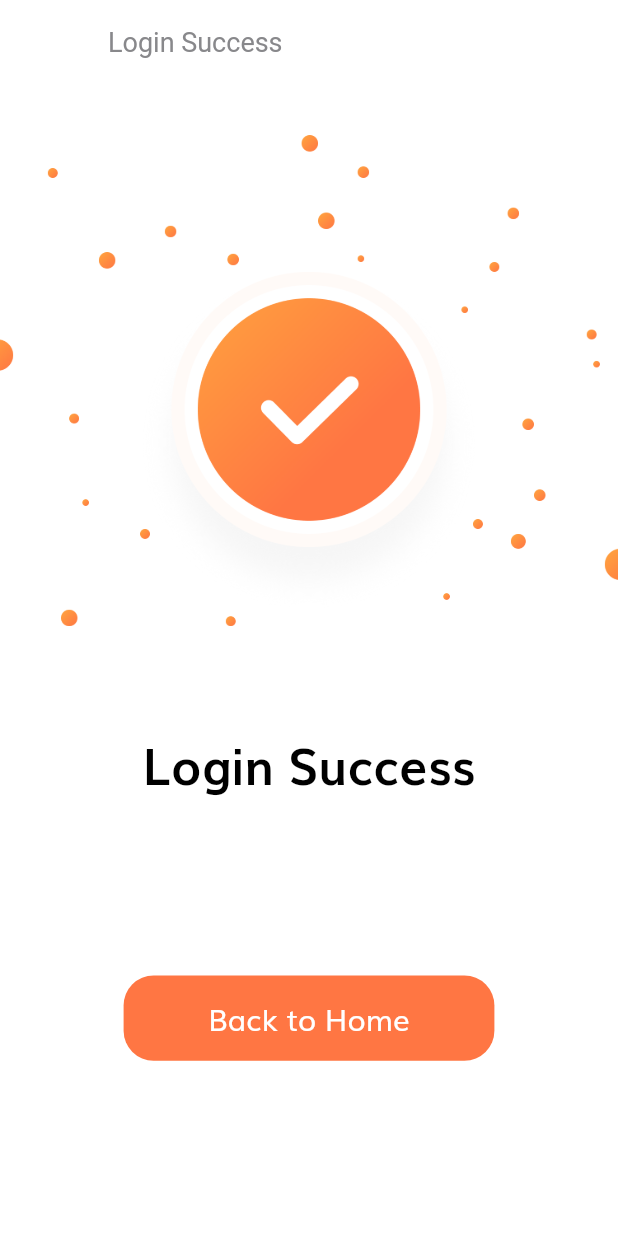
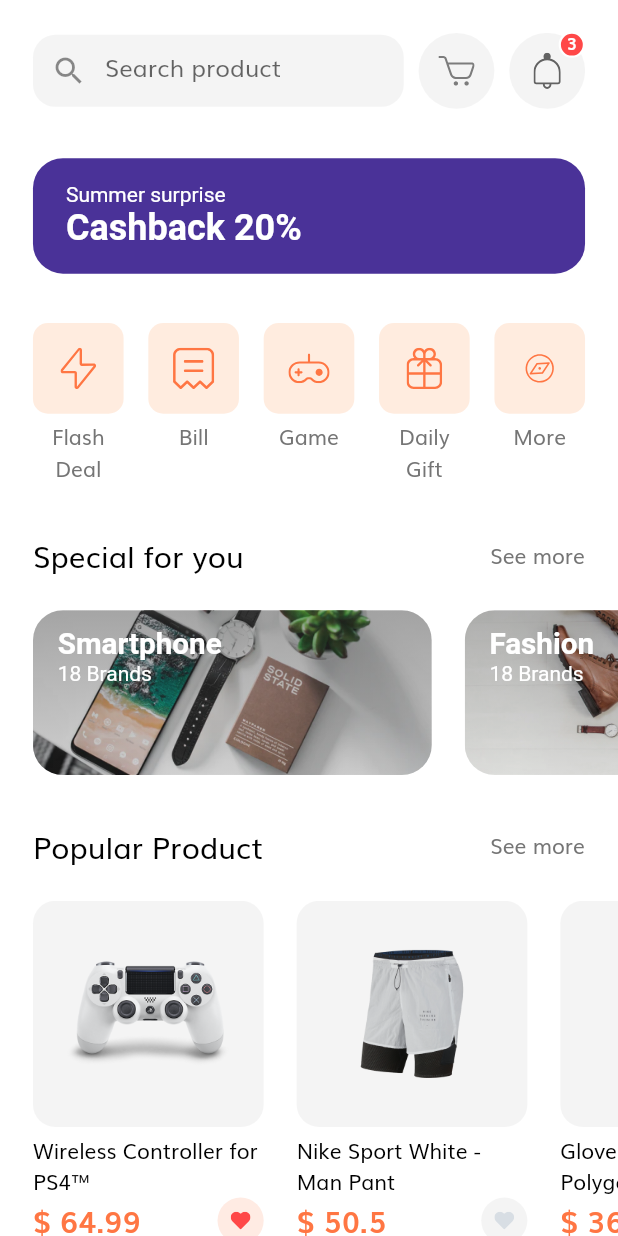
Before and after one commit to katicita/ecomerce_app, a Flutter app: the LoginSuccessScreen screen opened by its route, after a tap on "Back to Home", on a phone screen of 412 x 824 dp. Run offline on Flutter 3.47's test engine with Material 2 defaults, Android fonts, the phone set to English and light mode, and no system bars; our stand-ins replace flutter_svg.

Commit message:
task: Home Page. Search, list of product.

```diff
--- /dev/null
+++ b/lib/components/product_card.dart
@@ -0,0 +1,85 @@
+import 'package:flutter/material.dart';
+import 'package:flutter_svg/svg.dart';
+
+import '../constants.dart';
+import '../models/Product.dart';
+import '../size_config.dart';
+
+class ProductCar extends StatelessWidget {
+  const ProductCar({
+    Key? key,
+    this.width = 140,
+    this.aspecRatio = 1.02,
+    required this.product,
+  }) : super(key: key);
+
+  final double width, aspecRatio;
+  final Product product;
+
+  @override
+  Widget build(BuildContext context) {
+    return Padding(
+      padding: EdgeInsets.only(left: getProportionateScreenWidth(20)),
+      child: SizedBox(
+        width: getProportionateScreenWidth(140),
+        child: Column(
+          children: [
+            AspectRatio(
+              aspectRatio: 1.02,
+              child: Container(
+                padding: EdgeInsets.all(getProportionateScreenWidth(20)),
+                decoration: BoxDecoration(
+                  color: kSecondaryColor.withOpacity(0.1),
+                  borderRadius: BorderRadius.circular(15),
+                ),
+                child: Image.asset(product.images[0]),
+              ),
+            ),
+            const SizedBox(height: 5),
+            Text(
+              product.title,
+              style: TextStyle(
+                color: Colors.black,
+              ),
+              maxLines: 2,
+            ),
+            Row(
+              mainAxisAlignment: MainAxisAlignment.spaceBetween,
+              children: [
+                Text(
+                  '\$ ${product.price}',
+                  style: TextStyle(
+                    fontSize: getProportionateScreenWidth(18),
+                    fontWeight: FontWeight.w600,
+                    color: kPrimaryColor,
+                  ),
+                ),
+                InkWell(
+                  borderRadius: BorderRadius.circular(30),
+                  onTap: () {},
+                  child: Container(
+                    padding: EdgeInsets.all(getProportionateScreenWidth(8)),
+                    height: getProportionateScreenWidth(28),
+                    width: getProportionateScreenWidth(28),
+                    decoration: BoxDecoration(
+                      color: product.isFavourite
+                          ? kPrimaryColor.withOpacity(0.15)
+                          : kSecondaryColor.withOpacity(0.1),
+                      shape: BoxShape.circle,
+                    ),
+                    child: SvgPicture.asset(
+                      'assets/icons/Heart Icon_2.svg',
+                      color: product.isFavourite
+                          ? Color(0xFFFF4848)
+                          : Color(0xFFD8DEE4),
+                    ),
+                  ),
+                ),
+              ],
+            ),
+          ],
+        ),
+      ),
+    );
+  }
+}
--- /dev/null
+++ b/lib/models/Cart.dart
@@ -0,0 +1,16 @@
+import 'Product.dart';
+
+class Cart {
+  final Product product;
+  final int numOfItem;
+
+  Cart({required this.product, required this.numOfItem});
+}
+
+// Demo data for our cart
+
+List<Cart> demoCarts = [
+  Cart(product: demoProducts[0], numOfItem: 2),
+  Cart(product: demoProducts[1], numOfItem: 1),
+  Cart(product: demoProducts[3], numOfItem: 1),
+];
--- /dev/null
+++ b/lib/models/Product.dart
@@ -0,0 +1,103 @@
+import 'package:flutter/material.dart';
+
+class Product {
+  final int id;
+  final String title, description;
+  final List<String> images;
+  final List<Color> colors;
+  final double rating, price;
+  final bool isFavourite, isPopular;
+
+  Product({
+    required this.id,
+    required this.images,
+    required this.colors,
+    this.rating = 0.0,
+    this.isFavourite = false,
+    this.isPopular = false,
+    required this.title,
+    required this.price,
+    required this.description,
+  });
+}
+
+// Our demo Products
+
+List<Product> demoProducts = [
+  Product(
+    id: 1,
+    images: [
+      "assets/images/ps4_console_white_1.png",
+      "assets/images/ps4_console_white_2.png",
+      "assets/images/ps4_console_white_3.png",
+      "assets/images/ps4_console_white_4.png",
+    ],
+    colors: [
+      Color(0xFFF6625E),
+      Color(0xFF836DB8),
+      Color(0xFFDECB9C),
+      Colors.white,
+    ],
+    title: "Wireless Controller for PS4™",
+    price: 64.99,
+    description: description,
+    rating: 4.8,
+    isFavourite: true,
+    isPopular: true,
+  ),
+  Product(
+    id: 2,
+    images: [
+      "assets/images/Image Popular Product 2.png",
+    ],
+    colors: [
+      Color(0xFFF6625E),
+      Color(0xFF836DB8),
+      Color(0xFFDECB9C),
+      Colors.white,
+    ],
+    title: "Nike Sport White - Man Pant",
+    price: 50.5,
+    description: description,
+    rating: 4.1,
+    isPopular: true,
+  ),
+  Product(
+    id: 3,
+    images: [
+      "assets/images/glap.png",
+    ],
+    colors: [
+      Color(0xFFF6625E),
+      Color(0xFF836DB8),
+      Color(0xFFDECB9C),
+      Colors.white,
+    ],
+    title: "Gloves XC Omega - Polygon",
+    price: 36.55,
+    description: description,
+    rating: 4.1,
+    isFavourite: true,
+    isPopular: true,
+  ),
+  Product(
+    id: 4,
+    images: [
+      "assets/images/wireless headset.png",
+    ],
+    colors: [
+      Color(0xFFF6625E),
+      Color(0xFF836DB8),
+      Color(0xFFDECB9C),
+      Colors.white,
+    ],
+    title: "Logitech Head",
+    price: 20.20,
+    description: description,
+    rating: 4.1,
+    isFavourite: true,
+  ),
+];
+
+const String description =
+    "Wireless Controller for PS4™ gives you what you want in your gaming from over precision control your games to sharing …";
--- a/lib/routs.dart
+++ b/lib/routs.dart
@@ -1,4 +1,5 @@
 import 'package:ecomerce_app/screen/forgot_password/forgot_password_screen.dart';
+import 'package:ecomerce_app/screen/home/home_screen.dart';
 import 'package:ecomerce_app/screen/login_success/login_success_screen.dart';
 import 'package:ecomerce_app/screen/sign_in/sign_in_screen.dart';
 import 'package:ecomerce_app/screen/sign_up/complete_profile_screen.dart';
@@ -15,4 +16,5 @@ final Map<String, WidgetBuilder> routes = {
   SignUpScreen.routeName: (context) => SignUpScreen(),
   CompleteProfileScreen.routeName: (context) => CompleteProfileScreen(),
   OtpScreen.routeName: (context) => OtpScreen(),
+  HomeScreen.routeName: (context) => HomeScreen(),
 };
--- /dev/null
+++ b/lib/screen/home/body_home.dart
@@ -0,0 +1,34 @@
+import 'package:ecomerce_app/screen/home/popular_products.dart';
+import 'package:ecomerce_app/screen/home/special_offer.dart';
+import 'package:ecomerce_app/size_config.dart';
+import 'package:flutter/material.dart';
+import 'categories.dart';
+import 'discount_banner.dart';
+import 'home_header.dart';
+
+class BodyHome extends StatelessWidget {
+  const BodyHome({Key? key}) : super(key: key);
+
+  @override
+  Widget build(BuildContext context) {
+    return SafeArea(
+      child: SingleChildScrollView(
+        child: Column(
+          children: [
+            SizedBox(height: getProportionateScreenWidth(20)),
+            HomeHeader(),
+            SizedBox(height: getProportionateScreenWidth(30)),
+            DiscountBanner(),
+            SizedBox(height: getProportionateScreenWidth(30)),
+            Categories(),
+            SizedBox(height: getProportionateScreenWidth(30)),
+            SpecialOffer(),
+            SizedBox(height: getProportionateScreenWidth(30)),
+            PopularProducts(),
+            SizedBox(height: getProportionateScreenWidth(30)),
+          ],
+        ),
+      ),
+    );
+  }
+}
--- /dev/null
+++ b/lib/screen/home/categories.dart
@@ -0,0 +1,75 @@
+import 'package:flutter/material.dart';
+import 'package:flutter_svg/svg.dart';
+
+import '../../size_config.dart';
+
+class Categories extends StatelessWidget {
+  const Categories({Key? key}) : super(key: key);
+
+  @override
+  Widget build(BuildContext context) {
+    List<Map<String, dynamic>> categories = [
+      {"icon": "assets/icons/Flash Icon.svg", "text": "Flash Deal"},
+      {"icon": "assets/icons/Bill Icon.svg", "text": "Bill"},
+      {"icon": "assets/icons/Game Icon.svg", "text": "Game"},
+      {"icon": "assets/icons/Gift Icon.svg", "text": "Daily Gift"},
+      {"icon": "assets/icons/Discover.svg", "text": "More"},
+    ];
+    return Padding(
+      padding:
+          EdgeInsets.symmetric(horizontal: getProportionateScreenWidth(20)),
+      child: Row(
+        mainAxisAlignment: MainAxisAlignment.spaceBetween,
+        crossAxisAlignment: CrossAxisAlignment.start,
+        children: [
+          ...List.generate(
+              categories.length,
+              (index) => CategoryCard(
+                    text: categories[index]['text'],
+                    icon: categories[index]['icon'],
+                    press: () {},
+                  ))
+        ],
+      ),
+    );
+  }
+}
+
+class CategoryCard extends StatelessWidget {
+  const CategoryCard({
+    Key? key,
+    required this.text,
+    required this.icon,
+    required this.press,
+  }) : super(key: key);
+
+  final String icon, text;
+  final GestureTapCallback press;
+
+  @override
+  Widget build(BuildContext context) {
+    return GestureDetector(
+      onTap: press,
+      child: SizedBox(
+        width: getProportionateScreenWidth(55),
+        child: Column(
+          children: [
+            AspectRatio(
+              aspectRatio: 1,
+              child: Container(
+                padding: EdgeInsets.all(getProportionateScreenWidth(15)),
+                decoration: BoxDecoration(
+                  color: Color(0xFFFFECDF),
+                  borderRadius: BorderRadius.circular(10),
+                ),
+                child: SvgPicture.asset(icon),
+              ),
+            ),
+            const SizedBox(height: 5),
+            Text(text, textAlign: TextAlign.center),
+          ],
+        ),
+      ),
+    );
+  }
+}
--- /dev/null
+++ b/lib/screen/home/discount_banner.dart
@@ -0,0 +1,36 @@
+import 'package:flutter/material.dart';
+
+import '../../size_config.dart';
+
+
+class DiscountBanner extends StatelessWidget {
+  const DiscountBanner({Key? key}) : super(key: key);
+
+  @override
+  Widget build(BuildContext context) {
+    return Container(
+      // height: 90,
+      width: double.infinity,
+      margin: EdgeInsets.symmetric(horizontal: getProportionateScreenWidth(20)),
+      padding: EdgeInsets.symmetric(
+        horizontal: getProportionateScreenWidth(20),
+        vertical: getProportionateScreenWidth(15),
+      ),
+      decoration: BoxDecoration(
+        color: Color(0xFF4A3298),
+        borderRadius: BorderRadius.circular(20),
+      ),
+      child: Text.rich(TextSpan(
+          text: "Summer surprise\n",
+          style: TextStyle(color: Colors.white),
+          children: [
+            TextSpan(
+                text: 'Cashback 20%',
+                style: TextStyle(
+                  fontSize: 24,
+                  fontWeight: FontWeight.bold,
+                )),
+          ])),
+    );
+  }
+}
--- /dev/null
+++ b/lib/screen/home/home_header.dart
@@ -0,0 +1,32 @@
+import 'package:ecomerce_app/screen/home/search_field.dart';
+import 'package:flutter/material.dart';
+
+import '../../size_config.dart';
+import 'icon_btn_with_counter.dart';
+
+class HomeHeader extends StatelessWidget {
+  const HomeHeader({Key? key}) : super(key: key);
+
+  @override
+  Widget build(BuildContext context) {
+    return Padding(
+      padding:
+          EdgeInsets.symmetric(horizontal: getProportionateScreenWidth(20)),
+      child: Row(
+        mainAxisAlignment: MainAxisAlignment.spaceBetween,
+        children: [
+          SearchField(),
+          IconBtnWithCounter(
+            svgSrc: 'assets/icons/Cart Icon.svg',
+            press: () {},
+          ),
+          IconBtnWithCounter(
+            svgSrc: 'assets/icons/Bell.svg',
+            numOfItems: 3,
+            press: () {},
+          ),
+        ],
+      ),
+    );
+  }
+}
--- /dev/null
+++ b/lib/screen/home/home_screen.dart
@@ -0,0 +1,14 @@
+import 'package:flutter/material.dart';
+
+import 'body_home.dart';
+
+class HomeScreen extends StatelessWidget {
+  const HomeScreen({Key? key}) : super(key: key);
+  static String routeName = '/home';
+  @override
+  Widget build(BuildContext context) {
+    return Scaffold(
+      body: BodyHome(),
+    );
+  }
+}
--- /dev/null
+++ b/lib/screen/home/icon_btn_with_counter.dart
@@ -0,0 +1,67 @@
+import 'package:flutter/material.dart';
+import 'package:flutter_svg/svg.dart';
+
+import '../../constants.dart';
+import '../../size_config.dart';
+
+class IconBtnWithCounter extends StatelessWidget {
+  const IconBtnWithCounter({
+    Key? key,
+    required this.svgSrc,
+    this.numOfItems = 0,
+    required this.press,
+  }) : super(key: key);
+
+  final String svgSrc;
+  final int numOfItems;
+  final GestureTapCallback press;
+
+  @override
+  Widget build(BuildContext context) {
+    return InkWell(
+      onTap: press,
+      borderRadius: BorderRadius.circular(50),
+      child: Stack(
+        // clipBehavior: Clip..visible,
+        children: [
+          Container(
+            padding: EdgeInsets.all(getProportionateScreenWidth(12)),
+            width: getProportionateScreenWidth(46),
+            height: getProportionateScreenWidth(46),
+            decoration: BoxDecoration(
+              color: kSecondaryColor.withOpacity(0.1),
+              shape: BoxShape.circle,
+            ),
+            child: SvgPicture.asset(svgSrc),
+          ),
+          numOfItems != 0
+              ? Positioned(
+                  top: -1,
+                  right: 0,
+                  child: Container(
+                    width: getProportionateScreenWidth(16),
+                    height: getProportionateScreenWidth(16),
+                    decoration: BoxDecoration(
+                      shape: BoxShape.circle,
+                      color: Color(0xFFFF4848),
+                      border: Border.all(color: Colors.white, width: 1.5),
+                    ),
+                    child: Center(
+                      child: Text(
+                        "$numOfItems",
+                        style: TextStyle(
+                          color: Colors.white,
+                          fontSize: getProportionateScreenWidth(10),
+                          height: 1,
+                          fontWeight: FontWeight.w600,
+                        ),
+                      ),
+                    ),
+                  ),
+                )
+              : Container(),
+        ],
+      ),
+    );
+  }
+}
--- /dev/null
+++ b/lib/screen/home/popular_products.dart
@@ -0,0 +1,34 @@
+import 'package:ecomerce_app/screen/home/section_title.dart';
+import 'package:flutter/material.dart';
+
+import '../../components/product_card.dart';
+import '../../models/Product.dart';
+import '../../size_config.dart';
+
+class PopularProducts extends StatelessWidget {
+  const PopularProducts({Key? key}) : super(key: key);
+
+  @override
+  Widget build(BuildContext context) {
+    return Column(
+      children: [
+        SectionTitle(text: "Popular Product", press: () {}),
+        SizedBox(height: getProportionateScreenWidth(20)),
+        SingleChildScrollView(
+          scrollDirection: Axis.horizontal,
+          child: Row(
+            children: [
+              ...List.generate(
+                demoProducts.length,
+                (index) => ProductCar(
+                  product: demoProducts[index],
+                ),
+              ),
+              SizedBox(height: getProportionateScreenWidth(20)),
+            ],
+          ),
+        ),
+      ],
+    );
+  }
+}
--- /dev/null
+++ b/lib/screen/home/search_field.dart
@@ -0,0 +1,35 @@
+import 'package:flutter/material.dart';
+
+import '../../constants.dart';
+import '../../size_config.dart';
+
+class SearchField extends StatelessWidget {
+  const SearchField({Key? key}) : super(key: key);
+
+  @override
+  Widget build(BuildContext context) {
+    return Container(
+      width: SizeConfig.screenWidth * 0.6,
+      // height: 50,
+      decoration: BoxDecoration(
+        color: kSecondaryColor.withOpacity(0.1),
+        borderRadius: BorderRadius.circular(15),
+      ),
+      child: TextField(
+        onChanged: (value) {
+          // search value
+        },
+        decoration: InputDecoration(
+          focusedBorder: InputBorder.none,
+          enabledBorder: InputBorder.none,
+          hintText: "Search product",
+          prefixIcon: Icon(Icons.search),
+          contentPadding: EdgeInsets.symmetric(
+            horizontal: getProportionateScreenWidth(20),
+            vertical: getProportionateScreenHeight(9),
+          ),
+        ),
+      ),
+    );
+  }
+}
--- /dev/null
+++ b/lib/screen/home/section_title.dart
@@ -0,0 +1,31 @@
+import 'package:flutter/material.dart';
+import '../../size_config.dart';
+
+class SectionTitle extends StatelessWidget {
+  const SectionTitle({Key? key, required this.text, required this.press})
+      : super(key: key);
+
+  final String text;
+  final GestureTapCallback press;
+
+  @override
+  Widget build(BuildContext context) {
+    return Padding(
+      padding:
+          EdgeInsets.symmetric(horizontal: getProportionateScreenWidth(20)),
+      child: Row(
+        mainAxisAlignment: MainAxisAlignment.spaceBetween,
+        children: [
+          Text(
+            text,
+            style: TextStyle(
+              fontSize: getProportionateScreenWidth(18),
+              color: Colors.black,
+            ),
+          ),
+          GestureDetector(onTap: press, child: Text(" See more")),
+        ],
+      ),
+    );
+  }
+}
--- /dev/null
+++ b/lib/screen/home/special_offer.dart
@@ -0,0 +1,107 @@
+import 'package:ecomerce_app/screen/home/section_title.dart';
+import 'package:flutter/material.dart';
+
+import '../../size_config.dart';
+
+class SpecialOffer extends StatelessWidget {
+  const SpecialOffer({Key? key}) : super(key: key);
+
+  @override
+  Widget build(BuildContext context) {
+    return Column(
+      children: [
+        SectionTitle(text: "Special for you", press: () {}),
+        SizedBox(height: getProportionateScreenWidth(20)),
+        SingleChildScrollView(
+          scrollDirection: Axis.horizontal,
+          child: Row(
+            children: [
+              SpecialOfferCard(
+                categoria: 'Smartphone',
+                image: 'assets/images/Image Banner 2.png',
+                numOfBrand: 18,
+                press: () {},
+              ),
+              SpecialOfferCard(
+                categoria: 'Fashion',
+                image: 'assets/images/Image Banner 3.png',
+                numOfBrand: 18,
+                press: () {},
+              ),
+              SizedBox(width: getProportionateScreenWidth(20)),
+            ],
+          ),
+        ),
+      ],
+    );
+  }
+}
+
+class SpecialOfferCard extends StatelessWidget {
+  const SpecialOfferCard(
+      {Key? key,
+      required this.categoria,
+      required this.image,
+      required this.numOfBrand,
+      required this.press})
+      : super(key: key);
+
+  final String categoria, image;
+  final int numOfBrand;
+  final GestureTapCallback press;
+
+  @override
+  Widget build(BuildContext context) {
+    return Padding(
+      padding: EdgeInsets.only(left: getProportionateScreenWidth(20)),
+      child: SizedBox(
+        height: getProportionateScreenWidth(100),
+        width: getProportionateScreenWidth(242),
+        child: ClipRRect(
+          borderRadius: BorderRadius.circular(20),
+          child: Stack(
+            children: [
+              Image.asset(
+                image,
+                fit: BoxFit.cover,
+              ),
+              Container(
+                decoration: BoxDecoration(
+                  gradient: LinearGradient(
+                    begin: Alignment.topCenter,
+                    end: Alignment.bottomCenter,
+                    colors: [
+                      Color(0xFF343434).withOpacity(0.4),
+                      Color(0xFF343434).withOpacity(0.15)
+                    ],
+                  ),
+                ),
+              ),
+              Padding(
+                padding: EdgeInsets.symmetric(
+                  horizontal: getProportionateScreenWidth(15),
+                  vertical: getProportionateScreenWidth(10),
+                ),
+                child: Text.rich(
+                  TextSpan(
+                    style: TextStyle(color: Colors.white),
+                    children: [
+                      TextSpan(
+                        text: "$categoria\n",
+                        style: TextStyle(
+                          fontSize: getProportionateScreenWidth(18),
+                          fontWeight: FontWeight.bold,
+                        ),
+                      ),
+                      TextSpan(text: "$numOfBrand Brands"),
+                    ],
+                  ),
+                ),
+              ),
+            ],
+          ),
+        ),
+      ),
+    );
+  }
+}
--- a/lib/screen/login_success/body_login_success.dart
+++ b/lib/screen/login_success/body_login_success.dart
@@ -1,4 +1,5 @@
 import 'package:ecomerce_app/components/default_button.dart';
+import 'package:ecomerce_app/screen/home/home_screen.dart';
 import 'package:ecomerce_app/size_config.dart';
 import 'package:flutter/material.dart';
 
@@ -26,7 +27,10 @@ class BodyLoginSuccess extends StatelessWidget {
         Spacer(),
         SizedBox(
           width: SizeConfig.screenWidth * 0.6,
-          child: DefaultButton(text: "Back to Home", press: () {}),
+          child: DefaultButton(
+            text: "Back to Home",
+            press: () => Navigator.pushNamed(context, HomeScreen.routeName),
+          ),
         ),
         Spacer(),
       ],
```
